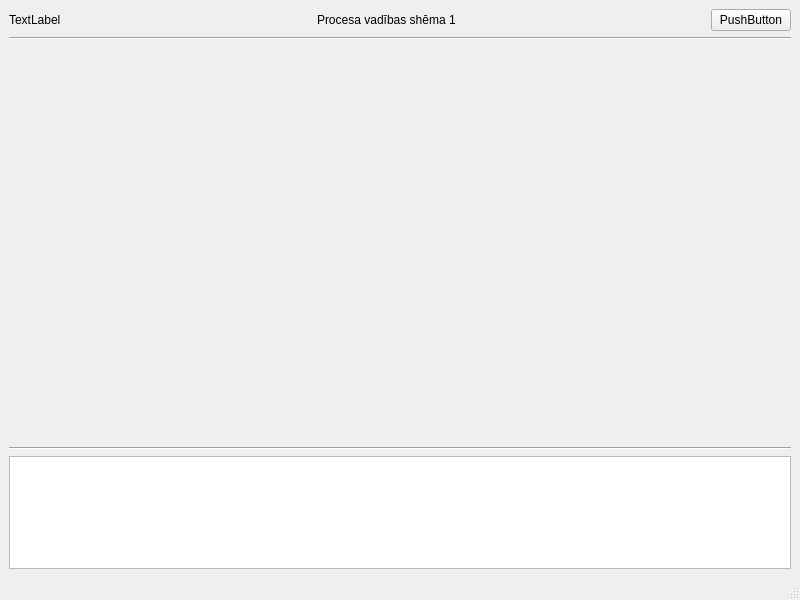
Before: the Qt Designer form procui1.ui in kasarkonic/Sauka1, drawn with Qt 5.
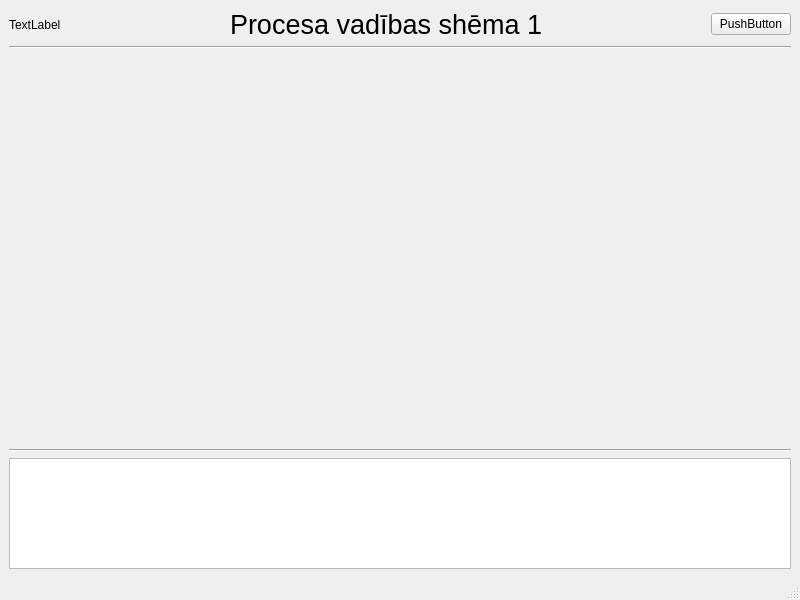
After: the same form once the commit is applied.

Patch:
```diff
--- a/procui1.ui
+++ b/procui1.ui
@@ -41,6 +41,11 @@
         </item>
         <item>
          <widget class="QLabel" name="label_Heder">
+          <property name="font">
+           <font>
+            <pointsize>20</pointsize>
+           </font>
+          </property>
           <property name="text">
            <string>Procesa vadības shēma 1</string>
           </property>
```
Left out of the diff: 2 changed lines with no effect on the pictures.
